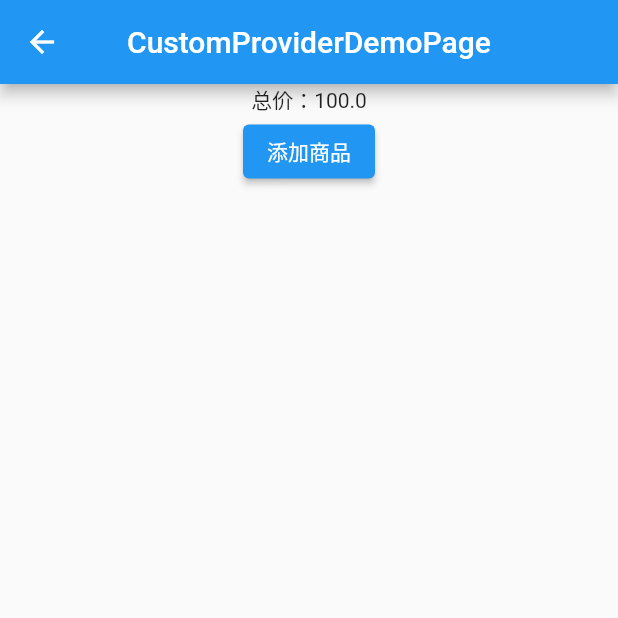
After one commit to hangYq/zeus_flutter, a Flutter app: the CustomProviderDemoPage screen opened by its route, after a tap on "添加商品", on a phone screen of 412 x 824 dp, the top half of it. The commit adds this screen. Run offline on Flutter 3.47's test engine with Material 2 defaults, Android fonts, the phone set to English and light mode, and no system bars; generated files the repository leaves out were written again.

Commit message:
feat: custom_provider

```diff
--- /dev/null
+++ b/lib/pages/custom_provider_page/src/inherited_provider.dart
@@ -0,0 +1,215 @@
+import 'dart:collection';
+
+import 'package:flutter/material.dart';
+
+/// [跨组件状态共享](https://book.flutterchina.club/chapter7/provider.html#_7-3-1-%E9%80%9A%E8%BF%87%E4%BA%8B%E4%BB%B6%E5%90%8C%E6%AD%A5%E7%8A%B6%E6%80%81)
+/// 通用的 InheritedWidget, 用来保存需要跨组件共享的数据状态
+class InheritedProvider<T> extends InheritedWidget {
+  InheritedProvider({
+    Key? key,
+    required Widget child,
+    required this.data,
+  }) : super(key: key, child: child);
+
+  // final Widget child;
+  final T data;
+
+  @override
+  bool updateShouldNotify(InheritedProvider<T> oldWidget) {
+    //  返回 true，每次更新都会调用依赖其的子孙节点的 `didChangeDependencies`.
+    return true;
+  }
+}
+
+/// 问题1：数据发生变化怎么通知？
+/// 问题2：谁来重新构建 InheritedProvier?
+///
+/// 我们要将共享的状态放到一个 model 类中，然后让它继承自 [ChangeNotifier] ，这样当共享的状态
+/// 改变时，我们只需要调用 notifyListeners() 来通知订阅者，然后由订阅者来重新构建 InheritedProvider
+///
+class ChangeNotifierProvider<T extends ChangeNotifier> extends StatefulWidget {
+  const ChangeNotifierProvider({
+    Key? key,
+    required this.child,
+    required this.data,
+  }) : super(key: key);
+
+  final Widget child;
+  final T data;
+
+  /// 定义一个便捷方法，方便对子树中的 Widget 获取共享数据
+  /// 子Widget可以通过Inherited widgets提供的静态of方法拿到离他最近的父Inherited widgets实例
+  static T of<T>(BuildContext context, {bool listen = true}) {
+    final provider = listen
+        ? context.dependOnInheritedWidgetOfExactType<InheritedProvider<T>>()
+        : context
+            .getElementForInheritedWidgetOfExactType<InheritedProvider<T>>()
+            ?.widget as InheritedProvider<T>;
+    return provider!.data;
+  }
+
+  @override
+  _ChangeNotifierProviderState<T> createState() =>
+      _ChangeNotifierProviderState<T>();
+}
+
+class _ChangeNotifierProviderState<T extends ChangeNotifier>
+    extends State<ChangeNotifierProvider> {
+  void update() {
+    /// 如果数据发生变化，model 类调用了notifyListeners ,重新构建 InheritProvider
+    setState(() {});
+  }
+
+  @override
+  void initState() {
+    // 给 model 添加监听器
+    widget.data.addListener(update);
+    super.initState();
+  }
+
+  @override
+  void dispose() {
+    // 移除监听器
+    widget.data.removeListener(update);
+    super.dispose();
+  }
+
+  @override
+  void didUpdateWidget(ChangeNotifierProvider<T> oldWidget) {
+    // 当 provider 更新是，如果新旧数据不相等，则解绑旧数据监听，同时添加新数据监听
+    if (widget.data != oldWidget.data) {
+      oldWidget.data.removeListener(update);
+      widget.data.addListener(update);
+    }
+
+    super.didUpdateWidget(oldWidget);
+  }
+
+  @override
+  Widget build(BuildContext context) {
+    return InheritedProvider<T>(
+      data: widget.data as T,
+      child: widget.child,
+    );
+  }
+}
+
+class Item {
+  Item({
+    required this.price,
+    required this.count,
+  });
+
+  double price;
+  int count;
+}
+
+class CartModel extends ChangeNotifier {
+  final List<Item> _items = <Item>[];
+
+  // 禁止改变购物车里的商品信息
+  UnmodifiableListView<Item> get items => UnmodifiableListView(_items);
+
+  double get totalPrice => _items.fold(
+      0, (previousValue, item) => previousValue + item.price * item.count);
+
+  void add(Item item) {
+    _items.add(item);
+    // 通知监听器（订阅者），重新构建 InheritedProvider，更新状态
+    notifyListeners();
+  }
+}
+
+class ProviderDemoRoute extends StatefulWidget {
+  const ProviderDemoRoute({Key? key}) : super(key: key);
+
+  @override
+  State<ProviderDemoRoute> createState() => _ProviderDemoRouteState();
+}
+
+class _ProviderDemoRouteState extends State<ProviderDemoRoute> {
+  @override
+  Widget build(BuildContext context) {
+    return ChangeNotifierProvider<CartModel>(
+      data: CartModel(),
+      child: Center(
+        child: Column(
+          children: [
+            Consumer<CartModel>(builder: (context, model) {
+              return Text(
+                '总价：${model!.totalPrice}',
+              );
+            }),
+            Builder(
+              builder: (context) {
+                print("ElevatedButton build"); // 构建时输出日志
+                return ElevatedButton(
+                  child: Text("添加商品"),
+                  onPressed: () {
+                    ChangeNotifierProvider.of<CartModel>(context, listen: false)
+                        .add(
+                      Item(
+                        price: 10,
+                        count: 10,
+                      ),
+                    );
+                  },
+                );
+              },
+            ),
+          ],
+        ),
+        // child: Builder(
+        //   builder: (BuildContext innerContext) {
+        //     return Column(
+        //       children: [
+        //         Builder(
+        //           builder: (_) {
+        //             CartModel cart =
+        //                 ChangeNotifierProvider.of<CartModel>(innerContext);
+        //             return Text(
+        //               '总价：${cart.totalPrice}',
+        //             );
+        //           },
+        //         ),
+        //         Builder(builder: (innerContext) {
+        //           return OutlinedButton(
+        //             onPressed: () {
+        //               CartModel cart =
+        //                   ChangeNotifierProvider.of<CartModel>(innerContext);
+        //               cart.add(
+        //                 Item(
+        //                   price: 10,
+        //                   count: 10,
+        //                 ),
+        //               );
+        //             },
+        //             child: Text('添加商品'),
+        //           );
+        //         })
+        //       ],
+        //     );
+        //   },
+        // ),
+      ),
+    );
+  }
+}
+
+// 这是一个便捷类，会获得当前context和指定数据类型的Provider
+class Consumer<T> extends StatelessWidget {
+  Consumer({
+    Key? key,
+    required this.builder,
+  }) : super(key: key);
+
+  final Widget Function(BuildContext context, T? value) builder;
+
+  @override
+  Widget build(BuildContext context) {
+    return builder(
+      context,
+      ChangeNotifierProvider.of<T>(context),
+    );
+  }
+}
--- /dev/null
+++ b/lib/pages/custom_provider_page/view.dart
@@ -0,0 +1,18 @@
+import 'package:flutter/material.dart';
+
+import './src/inherited_provider.dart';
+
+class CustomProviderDemoPage extends StatelessWidget {
+  const CustomProviderDemoPage({Key? key}) : super(key: key);
+
+  @override
+  Widget build(BuildContext context) {
+    return Scaffold(
+      appBar: AppBar(
+        title: Text('CustomProviderDemoPage'),
+        centerTitle: true,
+      ),
+      body: ProviderDemoRoute(),
+    );
+  }
+}
--- a/lib/routes/constants.dart
+++ b/lib/routes/constants.dart
@@ -4,4 +4,5 @@ class RoutesName {
   static const String buttonPage = "button_page";
   static const String scopedModel = "scoped_model";
   static const String inherited = "inherited";
+  static const String customProvider = "custom_provider";
 }
--- a/lib/routes/routes.dart
+++ b/lib/routes/routes.dart
@@ -2,6 +2,7 @@ import 'package:flutter/material.dart';
 import 'package:zeus/pages/future_page/view.dart';
 
 import '../pages/button_page/view.dart';
+import '../pages/custom_provider_page/view.dart';
 import '../pages/home_page/view.dart';
 import '../pages/inherited_page/view.dart';
 import '../pages/scoped_model_page/view.dart';
@@ -21,5 +22,7 @@ class AppRoutes {
     RoutesName.buttonPage: (context, {arguments}) => ButtonDemoPage(),
     RoutesName.scopedModel: (context, {arguments}) => ScopedModelDemoPage(),
     RoutesName.inherited: (context, {arguments}) => InheritedDemoPage(),
+    RoutesName.customProvider: (context, {arguments}) =>
+        CustomProviderDemoPage(),
   };
 }
```
